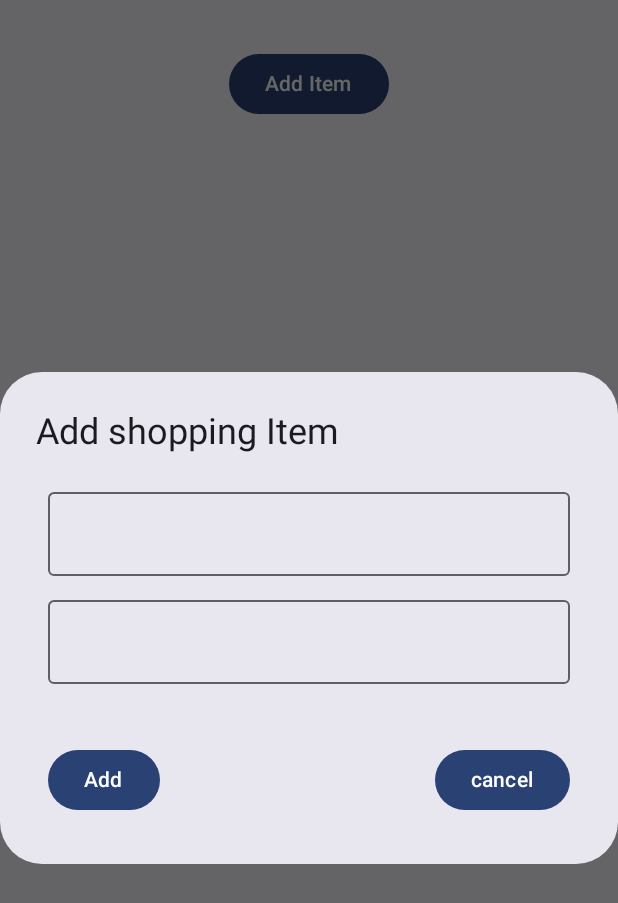
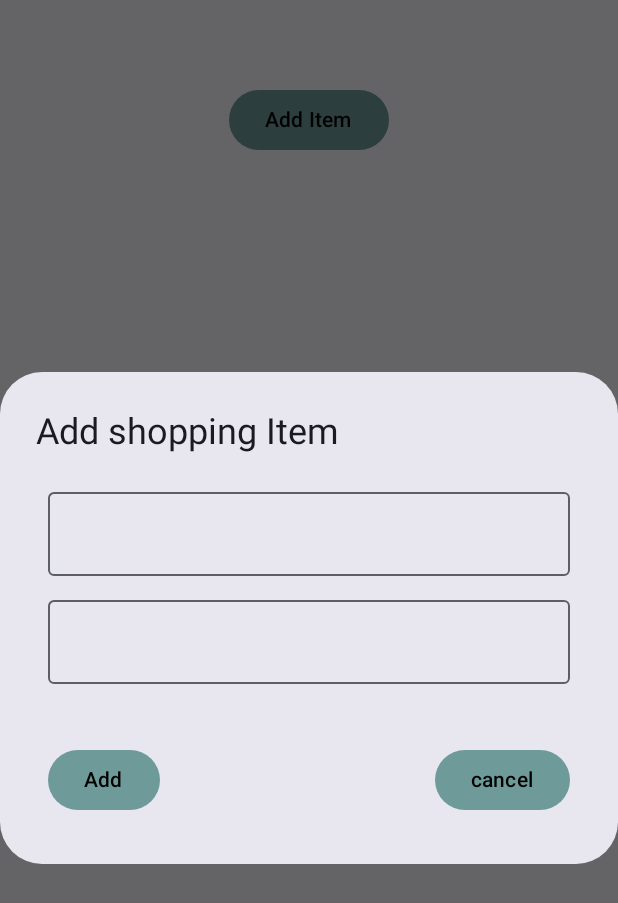
Before and after one commit to rutgerjc/Ruts-basic-list-app-composed-practice, an Android app built with Jetpack Compose: the screen it shows after launch (MainActivity), after a tap on "Add Item", on a phone screen of 412 x 824 dp. Shown: the top 903 px of the screen. Run offline under Robolectric (Android 15) with nearby library versions, the phone set to English and light mode, and no system bars.

Commit message:
Updated alignment of composable ShoppingListItem Text's to be centered vertically.

```diff
--- a/app/src/main/java/com/runitrut/ruts_basic_list_app_composed_practice/ui/theme/ShoppingList.kt
+++ b/app/src/main/java/com/runitrut/ruts_basic_list_app_composed_practice/ui/theme/ShoppingList.kt
@@ -9,6 +9,7 @@ import androidx.compose.foundation.layout.Row
 import androidx.compose.foundation.layout.fillMaxSize
 import androidx.compose.foundation.layout.fillMaxWidth
 import androidx.compose.foundation.layout.padding
+import androidx.compose.foundation.layout.width
 import androidx.compose.foundation.layout.wrapContentSize
 import androidx.compose.foundation.lazy.LazyColumn
 import androidx.compose.foundation.lazy.items
@@ -19,6 +20,8 @@ import androidx.compose.material.icons.filled.Delete
 import androidx.compose.material.icons.filled.Edit
 import androidx.compose.material3.AlertDialog
 import androidx.compose.material3.Button
+import androidx.compose.material3.ButtonColors
+import androidx.compose.material3.ButtonDefaults
 import androidx.compose.material3.ExperimentalMaterial3Api
 import androidx.compose.material3.Icon
 import androidx.compose.material3.IconButton
@@ -31,8 +34,10 @@ import androidx.compose.runtime.remember
 import androidx.compose.runtime.setValue
 import androidx.compose.ui.Alignment
 import androidx.compose.ui.Modifier
+import androidx.compose.ui.draw.clip
 import androidx.compose.ui.graphics.Color
 import androidx.compose.ui.text.style.TextAlign
+import androidx.compose.ui.tooling.preview.Preview
 import androidx.compose.ui.unit.dp
 
 // Data class for ShoppingItems
@@ -44,6 +49,7 @@ data class ShoppingItem(
 )
 
 
+@Preview(showBackground = true)
 @Composable
 fun ShoppingListApp(){
 
@@ -55,19 +61,26 @@ fun ShoppingListApp(){
     var itemName by remember { mutableStateOf("") }
     // Text Fields
     var itemQuantity by remember { mutableStateOf("") }
+    val customColor = Color(0xFF6E9B9A)
 
 
     // Top of Column / Top of app
     Column(
         // Fills max size UI, with 32dp padding
-        modifier = Modifier.fillMaxSize().padding(32.dp),
+        modifier = Modifier.fillMaxSize().padding(8.dp),
         // Centers Column items, vertically in the middle of the screen.
         verticalArrangement = Arrangement.Center
 
     ) {
         Button( // Button to add items
             onClick = {showDialog = true},
-            modifier = Modifier.align(Alignment.CenterHorizontally)
+            modifier = Modifier
+                .align(Alignment.CenterHorizontally).padding(top = 48.dp)
+            , colors = ButtonDefaults.buttonColors(
+                containerColor = customColor,
+                contentColor = Color.Black
+            )
+
         ) {
             Text("Add Item")
         }
@@ -111,7 +124,12 @@ fun ShoppingListApp(){
                                     .padding(8.dp),
                                 horizontalArrangement = Arrangement.SpaceBetween
                             ){
-                                Button(onClick = {
+                                Button(
+                                    modifier = Modifier, colors = ButtonDefaults.buttonColors(
+                                        containerColor = customColor,
+                                        contentColor = Color.Black
+                                    ),
+                                    onClick = {
                                     if(itemName.isNotBlank()){
                                         val newItem = ShoppingItem(
                                             id = sItems.size +1,
@@ -125,7 +143,12 @@ fun ShoppingListApp(){
                                 }){
                                     Text("Add")
                                 }
-                                Button(onClick = {
+                                Button(
+                                    modifier = Modifier, colors = ButtonDefaults.buttonColors(
+                                        containerColor = customColor,
+                                        contentColor = Color.Black
+                                    ),
+                                    onClick = {
                                     showDialog = false
                                 }) {
                                     Text("cancel")
@@ -164,29 +187,38 @@ fun ShoppingItemEditor(item: ShoppingItem, onEditComplete: (String, Int) -> Unit
     var editedName by remember { mutableStateOf(item.name) }
     var editedQuantity by remember { mutableStateOf(item.quantity.toString()) }
     var isEditing by remember { mutableStateOf(item.isEditing) }
+    val customColor = Color(0xFF6E9B9A)
 
     Row(modifier = Modifier
         .fillMaxWidth()
-        .background(Color.White)
-        .padding(8.dp)
+        .clip(RoundedCornerShape(20.dp))
+        .background(customColor)
+        .padding(24.dp)
         , horizontalArrangement = Arrangement.SpaceEvenly
     ){
         Column{
             OutlinedTextField(
                 value = editedName,
+                textStyle = androidx.compose.ui.text.TextStyle(textAlign = TextAlign.Center),
                 onValueChange = { editedName = it },
                 singleLine = true,
                 modifier = Modifier
                     .wrapContentSize()
                     .padding(8.dp)
+                    .clip(RoundedCornerShape(24.dp))
+                    .background(Color.White)
+
             )
             OutlinedTextField(
                 value = editedQuantity,
+                textStyle = androidx.compose.ui.text.TextStyle(textAlign = TextAlign.Center),
                 onValueChange = { editedQuantity = it },
                 singleLine = true,
                 modifier = Modifier
                     .wrapContentSize()
                     .padding(8.dp)
+                    .clip(RoundedCornerShape(30.dp))
+                    .background(Color.White)
             )
         }
         Button(
@@ -219,8 +251,14 @@ fun ShoppingListItem(
             ),
             horizontalArrangement = Arrangement.Absolute.SpaceBetween
     ) {
-        Text(text = item.name, modifier = Modifier.padding(8.dp))
-        Text(text = "Qty: ${item.quantity}", modifier = Modifier.padding(8.dp),)
+        Text(
+            text = item.name,
+            modifier = Modifier.padding(8.dp).align(alignment = Alignment.CenterVertically),
+            )
+        Text(
+            text = "Qty: ${item.quantity}",
+            modifier = Modifier.padding(8.dp).align(alignment = Alignment.CenterVertically),
+            )
         Row (
             modifier = Modifier.padding(8.dp)
         ){
```
